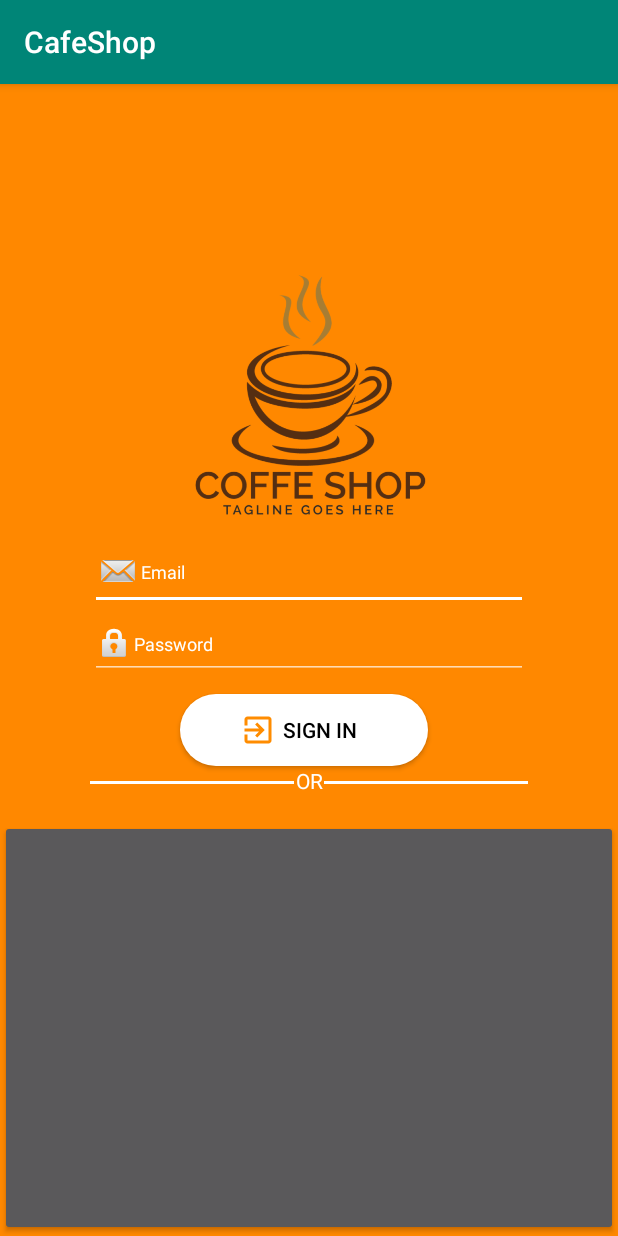
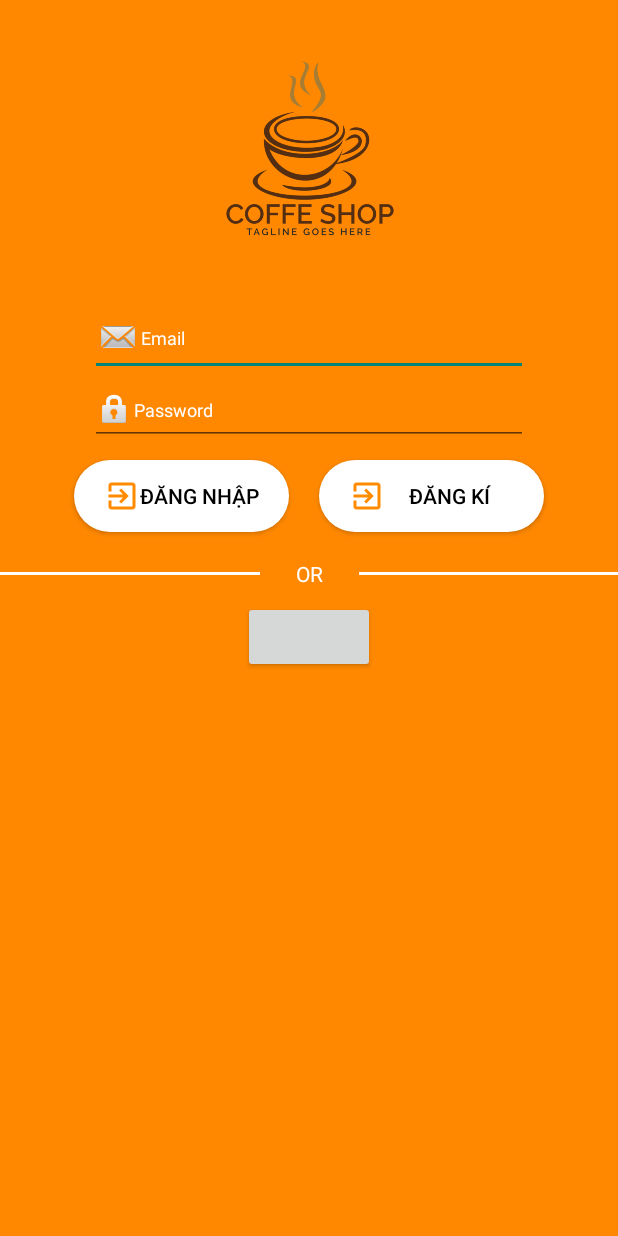
Before and after one commit to tumoqun/CafeShop, an Android app: the screen it shows after launch (DangNhap), on a phone screen of 412 x 824 dp. Run offline under Robolectric (Android 15) with nearby library versions, the phone set to English and light mode, and no system bars; our stand-ins replace Firebase (no records; nobody signed in at launch, a user with empty details on screens opened directly); libraries missing offline, so code that uses them is left out: com.facebook, com.facebook.appevents, com.facebook.login; plain views replace LoginButton; 6 statements that could not run were skipped.

Commit message:
Sửa lại giao diện đăng nhập, link button "Đăng nhập" vô trang chủ chưa được, tạm thời link button Đăng Kí vào trang chủ

```diff
--- a/CafeShop/app/src/main/AndroidManifest.xml
+++ b/CafeShop/app/src/main/AndroidManifest.xml
@@ -10,7 +10,7 @@
         android:label="@string/app_name"
         android:roundIcon="@mipmap/ic_launcher_round"
         android:supportsRtl="true"
-        android:theme="@style/AppTheme">
+        android:theme="@style/Theme.AppCompat.Light.NoActionBar">
         <meta-data android:name="com.facebook.sdk.ApplicationId" android:value="@string/facebook_app_id"/>
         <activity android:name=".View.DangNhap">
             <intent-filter>
@@ -19,6 +19,8 @@
                 <category android:name="android.intent.category.LAUNCHER" />
             </intent-filter>
         </activity>
+        <activity android:name=".View.TrangChu"></activity>
+        <activity android:name=".View.DangKi"></activity>
     </application>
 
 </manifest>
--- a/CafeShop/app/src/main/res/layout/dangnhap.xml
+++ b/CafeShop/app/src/main/res/layout/dangnhap.xml
@@ -9,15 +9,14 @@
 
     <ImageView
         android:id="@+id/imageView"
-        android:layout_width="wrap_content"
-        android:layout_height="wrap_content"
-        android:layout_marginBottom="350dp"
+        android:layout_width="match_parent"
+        android:layout_height="200dp"
         app:srcCompat="@drawable/logo" />
 
     <LinearLayout
         android:layout_width="match_parent"
-        android:layout_height="match_parent"
-        android:layout_marginTop="300dp"
+        android:layout_height="wrap_content"
+        android:layout_below="@+id/imageView"
         android:orientation="vertical">
 
         <EditText
@@ -47,18 +46,42 @@
             android:textColorHint="@color/colorAccent"
             android:textSize="12sp" />
 
-        <Button
-            android:id="@+id/DangNhap"
-            android:layout_width="165dp"
+        <LinearLayout
+            android:layout_width="wrap_content"
             android:layout_height="wrap_content"
-            android:layout_marginLeft="120dp"
-            android:layout_marginTop="10dp"
-            android:background="@drawable/radius_button"
-            android:drawableLeft="@drawable/ic_exit_to_app_black_24dp"
-            android:paddingLeft="40dp"
-            android:paddingRight="40dp"
-            android:text="sign in "
-            android:textColor="@color/common_google_signin_btn_text_dark_focused" />
+            android:layout_gravity="center"
+            android:orientation="horizontal"
+            android:weightSum="2">
+
+            <Button
+                android:id="@+id/DangNhap"
+                android:layout_width="wrap_content"
+                android:layout_height="wrap_content"
+                android:layout_margin="10dp"
+                android:layout_marginLeft="0dp"
+                android:layout_weight="1"
+                android:background="@drawable/radius_button"
+                android:drawableLeft="@drawable/ic_exit_to_app_black_24dp"
+                android:paddingLeft="20dp"
+                android:paddingRight="20dp"
+                android:text="Đăng nhập"
+                android:textColor="@color/common_google_signin_btn_text_dark_focused" />
+
+            <Button
+                android:id="@+id/btnDangKi"
+                android:layout_width="150dp"
+                android:layout_height="wrap_content"
+                android:layout_margin="10dp"
+                android:layout_marginLeft="0dp"
+                android:layout_weight="1"
+                android:background="@drawable/radius_button"
+                android:drawableLeft="@drawable/ic_exit_to_app_black_24dp"
+                android:paddingLeft="20dp"
+                android:paddingRight="20dp"
+                android:text="đăng kí"
+                android:textColor="@color/common_google_signin_btn_text_dark_focused" />
+
+        </LinearLayout>
 
         <LinearLayout
             android:layout_width="match_parent"
@@ -69,15 +92,15 @@
                 android:id="@+id/view4"
                 android:layout_width="match_parent"
                 android:layout_height="2dp"
-                android:layout_marginLeft="60dp"
-                android:layout_marginTop="10dp"
+                android:layout_gravity="center"
                 android:layout_weight="1"
                 android:background="@color/colorAccent" />
 
             <TextView
                 android:id="@+id/textView7"
-                android:layout_width="20dp"
+                android:layout_width="66dp"
                 android:layout_height="wrap_content"
+                android:layout_gravity="center"
                 android:gravity="center"
                 android:text="OR"
                 android:textColor="@color/colorAccent" />
@@ -86,8 +109,7 @@
                 android:id="@+id/view5"
                 android:layout_width="match_parent"
                 android:layout_height="2dp"
-                android:layout_marginTop="10dp"
-                android:layout_marginRight="60dp"
+                android:layout_gravity="center"
                 android:layout_weight="1"
                 android:background="@color/colorAccent" />
 
@@ -95,8 +117,9 @@
 
         <com.facebook.login.widget.LoginButton
             android:id="@+id/FacebookLogin"
-            android:layout_width="match_parent"
-            android:layout_height="match_parent" />
+            android:layout_width="wrap_content"
+            android:layout_height="match_parent"
+            android:layout_gravity="center" />
 
     </LinearLayout>
 
--- a/CafeShop/app/src/main/res/values/colors.xml
+++ b/CafeShop/app/src/main/res/values/colors.xml
@@ -1,6 +1,7 @@
 <?xml version="1.0" encoding="utf-8"?>
 <resources>
     <color name="colorPrimary">#008577</color>
-    <color name="colorPrimaryDark">#00574B</color>
+    <color name="colorPrimaryDark">#FF8800</color>
     <color name="colorAccent">#FFFFFF</color>
+    <color name="colorBackGroundGrey">#f2f2f2</color>
 </resources>
```
Also changed, not shown: CafeShop/app/src/main/java/com/example/cafeshop/View/DangKi.java (added, +15 -0 lines), CafeShop/app/src/main/java/com/example/cafeshop/View/DangNhap.java (+64 -10 lines), CafeShop/app/src/main/java/com/example/cafeshop/View/TrangChu.java (added, +22 -0 lines), CafeShop/app/src/main/res/drawable/change_tab_trangchu.xml (added, +21 -0 lines), CafeShop/app/src/main/res/drawable/change_textcolor_radiogroup.xml (added, +11 -0 lines), CafeShop/app/src/main/res/drawable/custom_radio_monan.xml (added, +21 -0 lines), CafeShop/app/src/main/res/drawable/custom_radio_thucuong.xml (added, +21 -0 lines), CafeShop/app/src/main/res/layout/trangchu.xml (added, +115 -0 lines).
